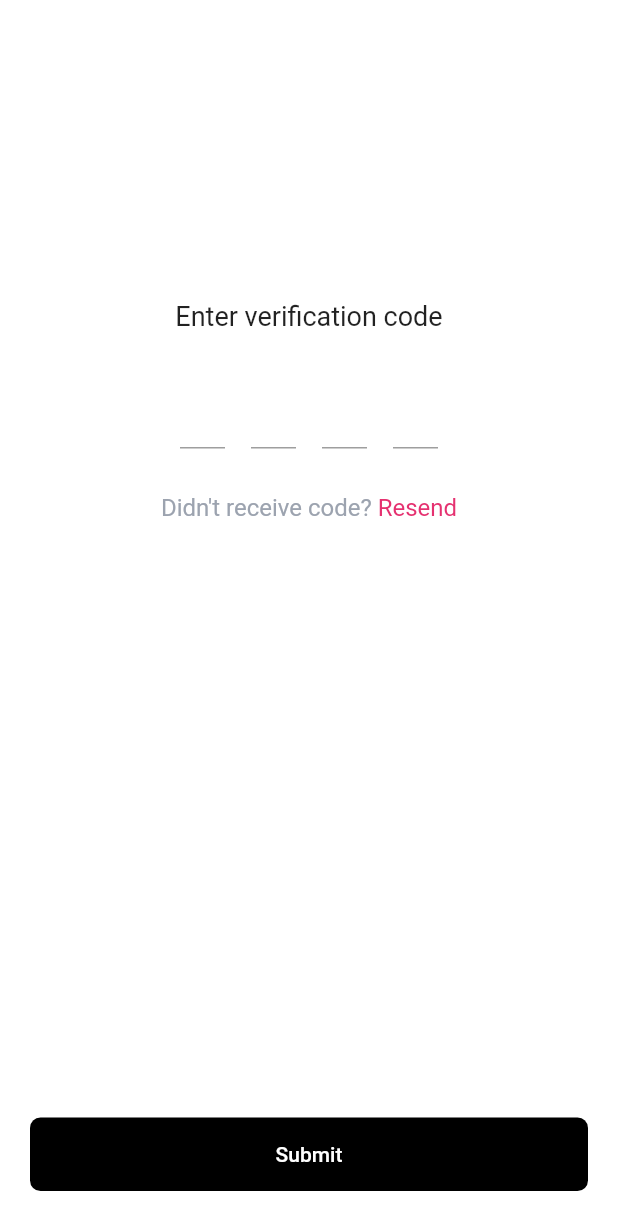
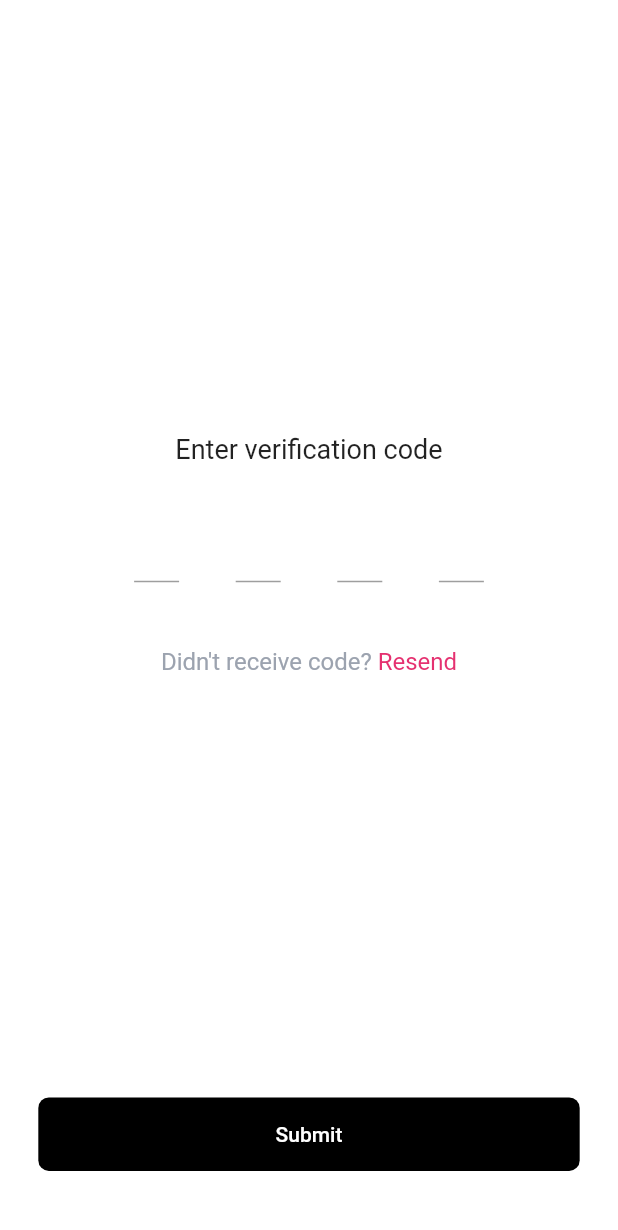
Before and after one commit to lpduy2k/BookingBilliardsApp, a Flutter app: the ForgetPassword screen opened directly, after a tap on "Submit", on a phone screen of 412 x 824 dp. Shown: the top 1230 px of the screen. Run offline on Flutter 3.47's test engine with Material 2 defaults, Android fonts, the phone set to English and light mode, and no system bars; our stand-ins replace intro_slider.

Commit message:
format code

```diff
--- /dev/null
+++ b/Mobile/lib/utils/window_size.dart
@@ -0,0 +1,7 @@
+double windowSizeHeight(size) {
+  return size * 0.001755;
+}
+
+double windowSizeWidth(size) {
+  return size * 0.0031;
+}
--- a/Mobile/lib/view/forgetPassword/forget_password.dart
+++ b/Mobile/lib/view/forgetPassword/forget_password.dart
@@ -1,5 +1,6 @@
 import 'package:booking_billiards_app/configs/themes/app_color.dart';
 import 'package:booking_billiards_app/configs/themes/app_text_style.dart';
+import 'package:booking_billiards_app/utils/window_size.dart';
 import 'package:booking_billiards_app/view/forgetPassword/input_pin_code.dart';
 import 'package:booking_billiards_app/view/welcome/welcome.dart';
 import 'package:booking_billiards_app/widgets/button/button.dart';
@@ -11,8 +12,11 @@ class ForgetPassword extends StatelessWidget {
 
   @override
   Widget build(BuildContext context) {
+    double windowWidth = MediaQuery.of(context).size.width;
     return Container(
-      padding: const EdgeInsets.symmetric(horizontal: 20),
+      padding: EdgeInsets.symmetric(
+        horizontal: windowWidth * windowSizeWidth(20),
+      ),
       color: AppColor.white,
       child: Scaffold(
         backgroundColor: AppColor.white,
@@ -31,11 +35,14 @@ class Body extends StatelessWidget {
 
   @override
   Widget build(BuildContext context) {
-    Size size = MediaQuery.of(context).size;
+    double windowHeight = MediaQuery.of(context).size.height;
     return Container(
       width: double.infinity,
-      height: size.height,
-      padding: const EdgeInsets.only(top: 100, bottom: 30),
+      height: windowHeight,
+      padding: EdgeInsets.only(
+        top: windowHeight * windowSizeHeight(100),
+        bottom: windowHeight * windowSizeHeight(30),
+      ),
       child: Column(
         mainAxisAlignment: MainAxisAlignment.spaceBetween,
         children: [
@@ -49,8 +56,8 @@ class Body extends StatelessWidget {
                   fontSize: 20,
                 ),
               ),
-              const SizedBox(
-                height: 10,
+              SizedBox(
+                height: windowHeight * windowSizeHeight(10),
               ),
               Text(
                 'Enter your registered phone number below',
@@ -59,8 +66,8 @@ class Body extends StatelessWidget {
                   color: AppColor.grey,
                 ),
               ),
-              const SizedBox(
-                height: 80,
+              SizedBox(
+                height: windowHeight * windowSizeHeight(80),
               ),
               Column(
                 children: <Widget>[
@@ -76,6 +83,7 @@ class Body extends StatelessWidget {
                     ),
                   ),
                   SizedBox(
+                    height: 70,
                     width: double.infinity,
                     child: TextField(
                       keyboardType: TextInputType.number,
@@ -105,11 +113,13 @@ class Body extends StatelessWidget {
                   ),
                 ],
               ),
-              const SizedBox(
-                height: 10,
+              SizedBox(
+                height: windowHeight * windowSizeHeight(10),
               ),
               Container(
-                padding: const EdgeInsets.only(left: 10),
+                padding: EdgeInsets.only(
+                  left: windowHeight * windowSizeHeight(10),
+                ),
                 child: RichText(
                   text: TextSpan(
                     text: 'Remember the password?',
--- a/Mobile/lib/view/forgetPassword/input_pin_code.dart
+++ b/Mobile/lib/view/forgetPassword/input_pin_code.dart
@@ -1,5 +1,6 @@
 import 'package:booking_billiards_app/configs/themes/app_color.dart';
 import 'package:booking_billiards_app/configs/themes/app_text_style.dart';
+import 'package:booking_billiards_app/utils/window_size.dart';
 import 'package:booking_billiards_app/view/forgetPassword/change_new_password.dart';
 import 'package:flutter/gestures.dart';
 import 'package:flutter/material.dart';
@@ -9,8 +10,11 @@ class InputPinCode extends StatelessWidget {
 
   @override
   Widget build(BuildContext context) {
+    double windowWidth = MediaQuery.of(context).size.width;
     return Container(
-      padding: const EdgeInsets.symmetric(horizontal: 20),
+      padding: EdgeInsets.symmetric(
+        horizontal: windowWidth * windowSizeWidth(20),
+      ),
       color: AppColor.white,
       child: Scaffold(
         backgroundColor: AppColor.white,
@@ -29,8 +33,14 @@ class Body extends StatelessWidget {
 
   @override
   Widget build(BuildContext context) {
+    double windowWidth = MediaQuery.of(context).size.width;
+    double windowHeight = MediaQuery.of(context).size.height;
+
     return Container(
-      padding: const EdgeInsets.only(top: 200, bottom: 30),
+      padding: EdgeInsets.only(
+        top: windowHeight * windowSizeHeight(200),
+        bottom: windowHeight * windowSizeHeight(30),
+      ),
       width: double.infinity,
       height: MediaQuery.of(context).size.height,
       child: Column(
@@ -46,7 +56,9 @@ class Body extends StatelessWidget {
                 height: 30,
               ),
               Container(
-                padding: const EdgeInsets.symmetric(horizontal: 100),
+                padding: EdgeInsets.symmetric(
+                  horizontal: windowWidth * windowSizeWidth(50),
+                ),
                 child: Row(
                   mainAxisAlignment: MainAxisAlignment.spaceBetween,
                   children: const [
@@ -57,8 +69,8 @@ class Body extends StatelessWidget {
                   ],
                 ),
               ),
-              const SizedBox(
-                height: 30,
+              SizedBox(
+                height: windowHeight * windowSizeHeight(30),
               ),
               RichText(
                 text: TextSpan(
--- a/Mobile/lib/widgets/input/input.dart
+++ b/Mobile/lib/widgets/input/input.dart
@@ -26,6 +26,7 @@ class InputDefault extends StatelessWidget {
           ),
         ),
         SizedBox(
+          height: 70,
           width: double.infinity,
           child: TextField(
             decoration: InputDecoration(
```
Also changed, not shown: Mobile/lib/view/forgetPassword/change_new_password.dart (+16 -11 lines), Mobile/lib/view/welcome/welcome.dart (+18 -12 lines).
